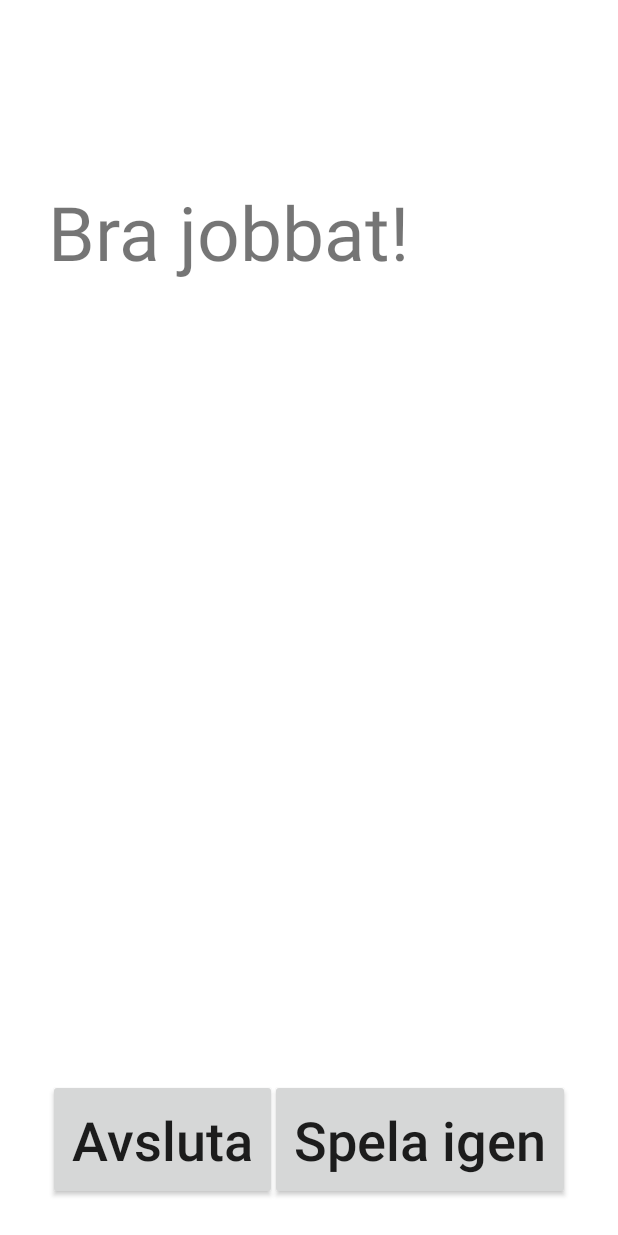
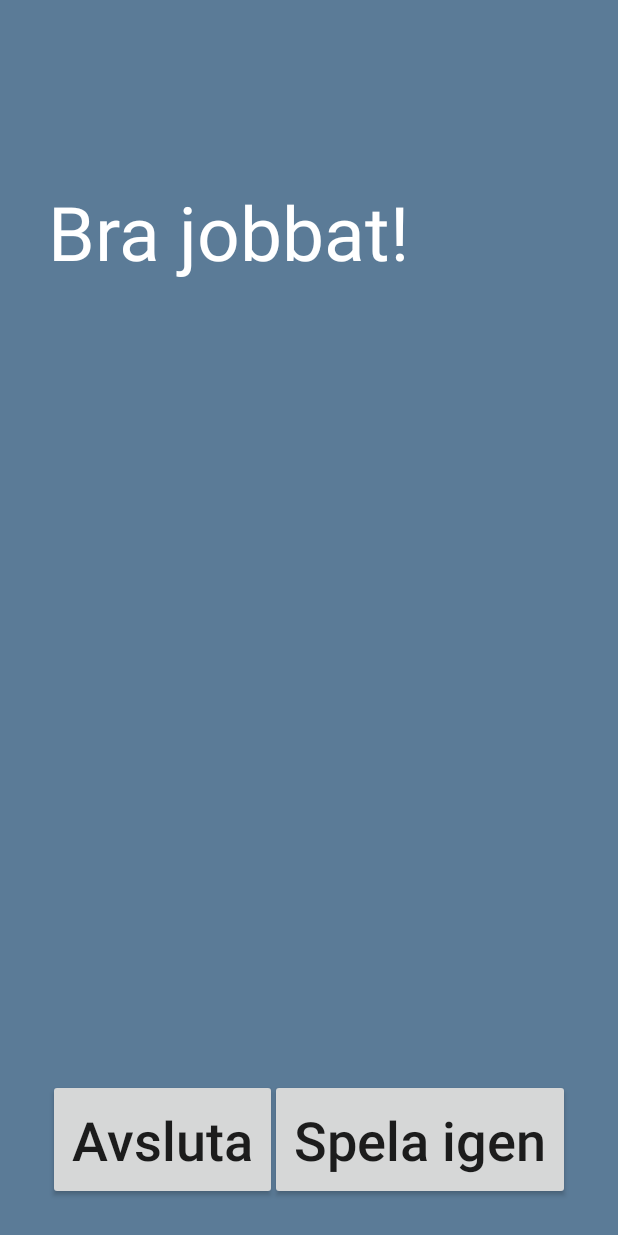
Before and after one commit to designzero/MemoryTest, an Android app: the layout end_score_dialog.xml on its own in the app's theme, with its tools: preview values and no code run, on a phone screen of 412 x 824 dp. Run offline under Robolectric (Android 15) with nearby library versions, the phone set to English and light mode, and no system bars.

Commit message:
Create branch

```diff
--- a/app/src/main/java/com/example/bjojoh17/memorytest/GameActivity.java
+++ b/app/src/main/java/com/example/bjojoh17/memorytest/GameActivity.java
@@ -455,8 +455,8 @@ public class GameActivity extends AppCompatActivity implements View.OnClickListe
 
                     //showEndScore("Bra jobbat!");  //Test
 
-                    if (numberMatched == numberOfElements / 2) {
-                    //if (numberMatched == 1) {
+                    //if (numberMatched == numberOfElements / 2) {
+                    if (numberMatched == 1) { // test mode
                         if (duo) {
                             if (pl1Score > pl2Score) {
                                 showEndScore("Spelare 1 vann!");
--- a/app/src/main/res/layout/end_score_dialog.xml
+++ b/app/src/main/res/layout/end_score_dialog.xml
@@ -11,19 +11,20 @@
         android:id="@+id/linearLayout"
         android:layout_width="fill_parent"
         android:layout_height="fill_parent"
+        android:background="@color/button_blue"
         android:minWidth="800dp"
-        android:minHeight="500dp"
-        android:background="@android:color/background_light">
+        android:minHeight="500dp">
 
         <TextView
             android:id="@+id/text_game_end"
             android:layout_width="0dp"
             android:layout_height="68dp"
-            android:layout_marginBottom="8dp"
-            android:layout_marginEnd="32dp"
             android:layout_marginStart="32dp"
             android:layout_marginTop="8dp"
+            android:layout_marginEnd="32dp"
+            android:layout_marginBottom="8dp"
             android:text="Bra jobbat!"
+            android:textColor="@android:color/white"
             android:textSize="50sp"
             app:layout_constraintBottom_toBottomOf="parent"
             app:layout_constraintEnd_toEndOf="parent"
@@ -35,9 +36,9 @@
             android:id="@+id/button_play_again"
             android:layout_width="wrap_content"
             android:layout_height="wrap_content"
+            android:layout_marginTop="12dp"
+            android:layout_marginEnd="32dp"
             android:layout_marginBottom="24dp"
-            android:layout_marginEnd="32dp"
-            android:layout_marginTop="12dp"
             android:padding="16dp"
             android:text="Spela igen"
             android:textAllCaps="false"
@@ -51,9 +52,9 @@
             android:id="@+id/button_quit"
             android:layout_width="wrap_content"
             android:layout_height="wrap_content"
-            android:layout_marginBottom="24dp"
             android:layout_marginStart="32dp"
             android:layout_marginTop="8dp"
+            android:layout_marginBottom="24dp"
             android:padding="16dp"
             android:text="Avsluta"
             android:textAllCaps="false"
```
